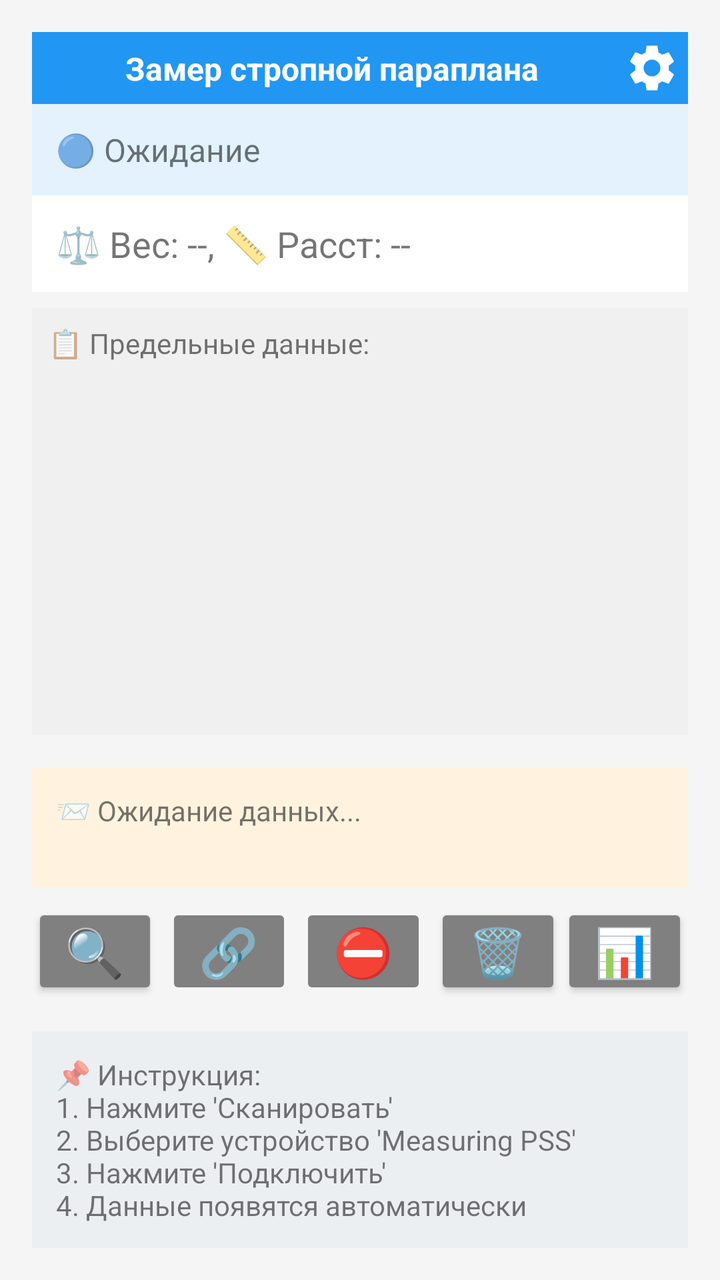
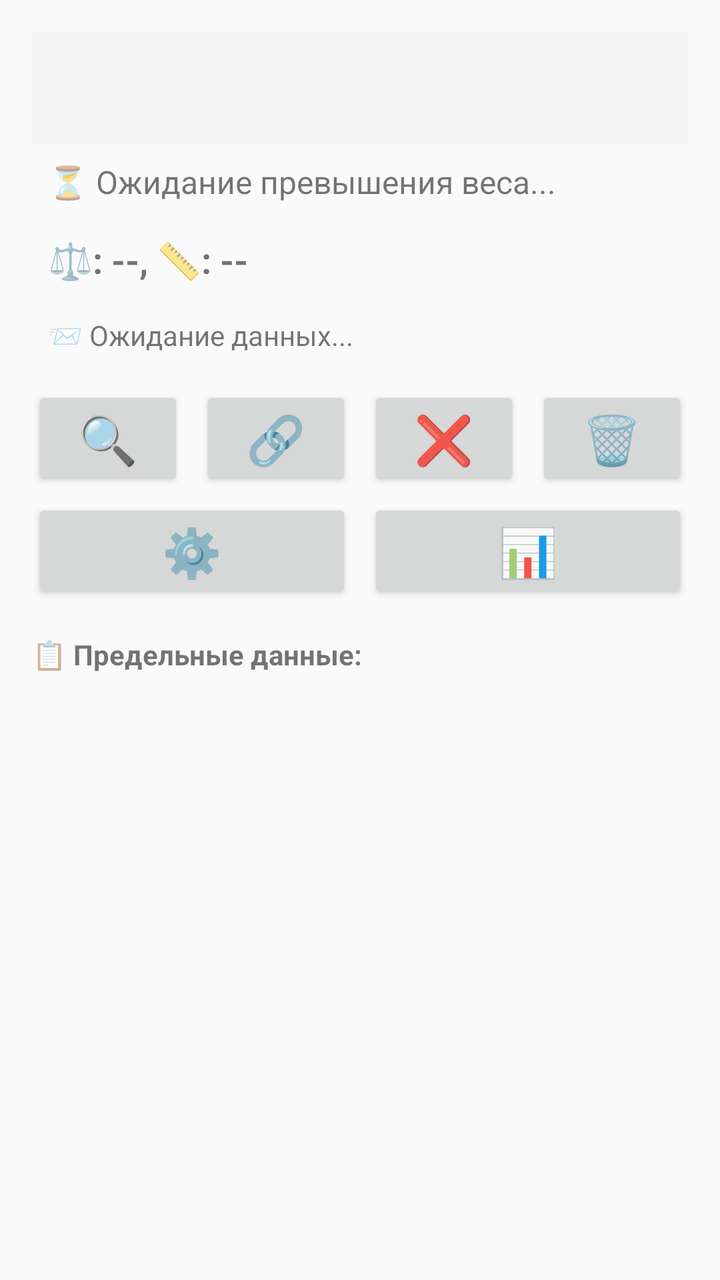

An Android layout rendered at two revisions. The XML below is the earlier revision; the diff shows what the commit changed to produce the second picture.
<!-- AndroidManifest.xml: application theme Theme.AppCompat.Light -->
<!-- res/layout/activity_main.xml -->
<?xml version="1.0" encoding="utf-8"?>
<androidx.constraintlayout.widget.ConstraintLayout xmlns:android="http://schemas.android.com/apk/res/android"
    xmlns:app="http://schemas.android.com/apk/res-auto"
    android:layout_width="match_parent"
    android:layout_height="match_parent"
    android:background="#F5F5F5"
    android:padding="16dp">

    
    <androidx.constraintlayout.widget.ConstraintLayout
        android:id="@+id/titleLayout"
        android:layout_width="0dp"
        android:layout_height="wrap_content"
        android:background="#2196F3"
        android:padding="4dp"
        app:layout_constraintEnd_toEndOf="parent"
        app:layout_constraintStart_toStartOf="parent"
        app:layout_constraintTop_toTopOf="parent">

        <TextView
            android:id="@+id/titleTextView"
            android:layout_width="0dp"
            android:layout_height="wrap_content"
            android:gravity="center"
            android:text="Замер стропной параплана"
            android:textColor="#FFFFFF"
            android:textSize="16sp"
            android:textStyle="bold"
            app:layout_constraintBottom_toBottomOf="parent"
            app:layout_constraintEnd_toStartOf="@+id/btnSettings"
            app:layout_constraintStart_toStartOf="parent"
            app:layout_constraintTop_toTopOf="parent" />

        <Button
            android:id="@+id/btnSettings"
            android:layout_width="28dp"
            android:layout_height="28dp"
            android:background="@drawable/ic_settings"
            android:backgroundTint="#FFFFFF"
            android:contentDescription="Настройки"
            android:minWidth="0dp"
            android:minHeight="0dp"
            android:padding="8dp"
            app:layout_constraintBottom_toBottomOf="parent"
            app:layout_constraintEnd_toEndOf="parent"
            app:layout_constraintTop_toTopOf="parent" />

    </androidx.constraintlayout.widget.ConstraintLayout>

    
    <TextView
        android:id="@+id/tvStatus"
        android:layout_width="0dp"
        android:layout_height="wrap_content"
        android:background="#E3F2FD"
        android:padding="12dp"
        android:text="🔵 Ожидание"
        android:textSize="16sp"
        app:layout_constraintEnd_toEndOf="parent"
        app:layout_constraintStart_toStartOf="parent"
        app:layout_constraintTop_toBottomOf="@id/titleLayout" />

    
    <TextView
        android:id="@+id/tvWeightDistance"
        android:layout_width="0dp"
        android:layout_height="wrap_content"
        android:background="#FFFFFF"
        android:padding="12dp"
        android:text="⚖️ Вес: --, 📏 Расст: --"
        android:textSize="18sp"
        app:layout_constraintEnd_toEndOf="parent"
        app:layout_constraintStart_toStartOf="parent"
        app:layout_constraintTop_toBottomOf="@id/tvStatus" />

    
    <ScrollView
        android:id="@+id/limitDataScrollView"
        android:layout_width="0dp"
        android:layout_height="0dp"
        android:layout_marginTop="8dp"
        android:layout_marginBottom="16dp"
        android:background="#f0f0f0"
        app:layout_constraintBottom_toTopOf="@id/bottomGroup"
        app:layout_constraintEnd_toEndOf="parent"
        app:layout_constraintStart_toStartOf="parent"
        app:layout_constraintTop_toBottomOf="@id/tvWeightDistance">

        <TextView
            android:id="@+id/tvLimitData"
            android:layout_width="match_parent"
            android:layout_height="wrap_content"
            android:minHeight="100dp"
            android:padding="8dp"
            android:text="📋 Предельные данные:"
            android:textSize="14sp" />
    </ScrollView>

    
    <LinearLayout
        android:id="@+id/bottomGroup"
        android:layout_width="0dp"
        android:layout_height="wrap_content"
        android:orientation="vertical"
        app:layout_constraintBottom_toBottomOf="parent"
        app:layout_constraintEnd_toEndOf="parent"
        app:layout_constraintStart_toStartOf="parent">

        
        <TextView
            android:id="@+id/tvRawData"
            android:layout_width="match_parent"
            android:layout_height="wrap_content"
            android:background="#FFF3E0"
            android:minHeight="60dp"
            android:padding="12dp"
            android:text="📨 Ожидание данных..."
            android:textSize="14sp" />

        
        <LinearLayout
            android:layout_width="match_parent"
            android:layout_height="wrap_content"
            android:layout_marginTop="8dp"
            android:orientation="horizontal"
            android:weightSum="5">

            <Button
                android:id="@+id/btnScan"
                android:layout_width="0dp"
                android:layout_height="48dp"
                android:layout_marginEnd="4dp"
                android:layout_weight="1"
                android:backgroundTint="#808080"
                android:padding="4dp"
                android:text="🔍"
                android:textSize="24sp"
                android:textColor="#FFFFFF"
                android:contentDescription="Сканировать" />

            <Button
                android:id="@+id/btnConnect"
                android:layout_width="0dp"
                android:layout_height="48dp"
                android:layout_marginEnd="4dp"
                android:layout_weight="1"
                android:backgroundTint="#808080"
                android:enabled="false"
                android:padding="4dp"
                android:text="🔗"
                android:textSize="24sp"
                android:textColor="#FFFFFF"
                android:contentDescription="Подключить" />

            <Button
                android:id="@+id/btnDisconnect"
                android:layout_width="0dp"
                android:layout_height="48dp"
                android:layout_marginEnd="4dp"
                android:layout_weight="1"
                android:backgroundTint="#808080"
                android:enabled="false"
                android:padding="4dp"
                android:text="⛔"
                android:textSize="24sp"
                android:textColor="#FFFFFF"
                android:contentDescription="Отключить" />

            <Button
                android:id="@+id/btnClear"
                android:layout_width="0dp"
                android:layout_height="48dp"
                android:layout_weight="1"
                android:backgroundTint="#808080"
                android:padding="4dp"
                android:text="🗑️"
                android:textSize="24sp"
                android:textColor="#FFFFFF"
                android:contentDescription="Удалить" />

            <Button
                android:id="@+id/btnDataTable"
                android:layout_width="0dp"
                android:layout_height="48dp"
                android:layout_weight="1"
                android:backgroundTint="#808080"
                android:padding="4dp"
                android:text="📊"
                android:textSize="24sp"
                android:textColor="#FFFFFF"
                android:contentDescription="Данные" />
        </LinearLayout>

        
        <TextView
            android:layout_width="match_parent"
            android:layout_height="wrap_content"
            android:layout_marginTop="16dp"
            android:background="#ECEFF1"
            android:padding="12dp"
            android:text="📌 Инструкция:\n1. Нажмите 'Сканировать'\n2. Выберите устройство 'Measuring PSS'\n3. Нажмите 'Подключить'\n4. Данные появятся автоматически"
            android:textSize="14sp" />
    </LinearLayout>

</androidx.constraintlayout.widget.ConstraintLayout>
<!-- resources referenced by this layout -->
<resources>
  <!-- drawable ic_settings (drawable) -->
  <?xml version="1.0" encoding="utf-8"?>
  <vector xmlns:android="http://schemas.android.com/apk/res/android"
      android:width="24dp"
      android:height="24dp"
      android:viewportWidth="24"
      android:viewportHeight="24">
      <path
          android:fillColor="#000000"
          android:pathData="M19.14,12.94c0.04,-0.3 0.06,-0.61 0.06,-0.94c0,-0.32 -0.02,-0.64 -0.07,-0.94l2.03,-1.58c0.18,-0.14 0.23,-0.41 0.12,-0.61l-1.92,-3.32c-0.12,-0.22 -0.37,-0.29 -0.59,-0.22l-2.39,0.96c-0.5,-0.38 -1.03,-0.7 -1.62,-0.94L14.4,2.81c-0.04,-0.24 -0.24,-0.41 -0.48,-0.41h-3.84c-0.24,0 -0.43,0.17 -0.47,0.41L9.25,5.35C8.66,5.59 8.12,5.92 7.63,6.29L5.24,5.33c-0.22,-0.08 -0.47,0 -0.59,0.22L2.74,8.87C2.62,9.07 2.68,9.34 2.86,9.48l2.03,1.58C4.84,11.36 4.8,11.69 4.8,12s0.02,0.64 0.07,0.94l-2.03,1.58c-0.18,0.14 -0.23,0.41 -0.12,0.61l1.92,3.32c0.12,0.22 0.37,0.29 0.59,0.22l2.39,-0.96c0.5,0.38 1.03,0.7 1.62,0.94l0.36,2.54c0.05,0.24 0.24,0.41 0.48,0.41h3.84c0.24,0 0.44,-0.17 0.47,-0.41l0.36,-2.54c0.59,-0.24 1.13,-0.56 1.62,-0.94l2.39,0.96c0.22,0.08 0.47,0 0.59,-0.22l1.92,-3.32c0.12,-0.22 0.07,-0.47 -0.12,-0.61L19.14,12.94zM12,15.6c-1.98,0 -3.6,-1.62 -3.6,-3.6s1.62,-3.6 3.6,-3.6s3.6,1.62 3.6,3.6S13.98,15.6 12,15.6z"/>
  </vector>
</resources>

<!-- the commit's change to res/layout/activity_main.xml (unified diff, before → after) -->
@@ -1,205 +1,141 @@
 <?xml version="1.0" encoding="utf-8"?>
-<androidx.constraintlayout.widget.ConstraintLayout xmlns:android="http://schemas.android.com/apk/res/android"
+<LinearLayout xmlns:android="http://schemas.android.com/apk/res/android"
     xmlns:app="http://schemas.android.com/apk/res-auto"
     android:layout_width="match_parent"
     android:layout_height="match_parent"
-    android:background="#F5F5F5"
+    android:orientation="vertical"
     android:padding="16dp">
 
-    
-    <androidx.constraintlayout.widget.ConstraintLayout
-        android:id="@+id/titleLayout"
-        android:layout_width="0dp"
-        android:layout_height="wrap_content"
-        android:background="#2196F3"
-        android:padding="4dp"
-        app:layout_constraintEnd_toEndOf="parent"
-        app:layout_constraintStart_toStartOf="parent"
-        app:layout_constraintTop_toTopOf="parent">
-
-        <TextView
-            android:id="@+id/titleTextView"
-            android:layout_width="0dp"
-            android:layout_height="wrap_content"
-            android:gravity="center"
-            android:text="Замер стропной параплана"
-            android:textColor="#FFFFFF"
-            android:textSize="16sp"
-            android:textStyle="bold"
-            app:layout_constraintBottom_toBottomOf="parent"
-            app:layout_constraintEnd_toStartOf="@+id/btnSettings"
-            app:layout_constraintStart_toStartOf="parent"
-            app:layout_constraintTop_toTopOf="parent" />
-
-        <Button
-            android:id="@+id/btnSettings"
-            android:layout_width="28dp"
-            android:layout_height="28dp"
-            android:background="@drawable/ic_settings"
-            android:backgroundTint="#FFFFFF"
-            android:contentDescription="Настройки"
-            android:minWidth="0dp"
-            android:minHeight="0dp"
-            android:padding="8dp"
-            app:layout_constraintBottom_toBottomOf="parent"
-            app:layout_constraintEnd_toEndOf="parent"
-            app:layout_constraintTop_toTopOf="parent" />
-
-    </androidx.constraintlayout.widget.ConstraintLayout>
+    <androidx.appcompat.widget.Toolbar
+        android:id="@+id/toolbar"
+        android:layout_width="match_parent"
+        android:layout_height="?attr/actionBarSize"
+        android:background="?attr/colorPrimary"
+        android:theme="@style/ThemeOverlay.AppCompat.Dark.ActionBar"
+        app:popupTheme="@style/ThemeOverlay.AppCompat.Light" />
 
     
     <TextView
         android:id="@+id/tvStatus"
-        android:layout_width="0dp"
+        android:layout_width="match_parent"
         android:layout_height="wrap_content"
-        android:background="#E3F2FD"
-        android:padding="12dp"
-        android:text="🔵 Ожидание"
+        android:text="⏳ Ожидание превышения веса..."
         android:textSize="16sp"
-        app:layout_constraintEnd_toEndOf="parent"
-        app:layout_constraintStart_toStartOf="parent"
-        app:layout_constraintTop_toBottomOf="@id/titleLayout" />
+        android:padding="8dp" />
 
     
     <TextView
         android:id="@+id/tvWeightDistance"
-        android:layout_width="0dp"
+        android:layout_width="match_parent"
         android:layout_height="wrap_content"
-        android:background="#FFFFFF"
-        android:padding="12dp"
-        android:text="⚖️ Вес: --, 📏 Расст: --"
+        android:text="⚖️: --, 📏: --"
         android:textSize="18sp"
-        app:layout_constraintEnd_toEndOf="parent"
-        app:layout_constraintStart_toStartOf="parent"
-        app:layout_constraintTop_toBottomOf="@id/tvStatus" />
+        android:padding="8dp"
+        android:textStyle="bold" />
 
     
-    <ScrollView
-        android:id="@+id/limitDataScrollView"
-        android:layout_width="0dp"
-        android:layout_height="0dp"
-        android:layout_marginTop="8dp"
-        android:layout_marginBottom="16dp"
-        android:background="#f0f0f0"
-        app:layout_constraintBottom_toTopOf="@id/bottomGroup"
-        app:layout_constraintEnd_toEndOf="parent"
-        app:layout_constraintStart_toStartOf="parent"
-        app:layout_constraintTop_toBottomOf="@id/tvWeightDistance">
-
-        <TextView
-            android:id="@+id/tvLimitData"
-            android:layout_width="match_parent"
-            android:layout_height="wrap_content"
-            android:minHeight="100dp"
-            android:padding="8dp"
-            android:text="📋 Предельные данные:"
-            android:textSize="14sp" />
-    </ScrollView>
+    <TextView
+        android:id="@+id/tvRawData"
+        android:layout_width="match_parent"
+        android:layout_height="wrap_content"
+        android:text="📨 Ожидание данных..."
+        android:textSize="14sp"
+        android:padding="8dp"
+        android:maxLines="2"
+        android:ellipsize="end" />
 
     
     <LinearLayout
-        android:id="@+id/bottomGroup"
-        android:layout_width="0dp"
+        android:layout_width="match_parent"
         android:layout_height="wrap_content"
-        android:orientation="vertical"
-        app:layout_constraintBottom_toBottomOf="parent"
-        app:layout_constraintEnd_toEndOf="parent"
-        app:layout_constraintStart_toStartOf="parent">
+        android:orientation="horizontal"
+        android:layout_marginTop="8dp">
 
-        
-        <TextView
-            android:id="@+id/tvRawData"
+        <Button
+            android:id="@+id/btnScan"
+            android:layout_width="0dp"
+            android:layout_height="wrap_content"
+            android:layout_weight="1"
+            android:text="🔍"
+            android:textSize="24sp"
+            android:layout_marginEnd="4dp" />
+
+        <Button
+            android:id="@+id/btnConnect"
+            android:layout_width="0dp"
+            android:layout_height="wrap_content"
+            android:layout_weight="1"
+            android:text="🔗"
+            android:textSize="24sp"
+            android:layout_marginStart="4dp"
+            android:layout_marginEnd="4dp" />
+
+        <Button
+            android:id="@+id/btnDisconnect"
+            android:layout_width="0dp"
+            android:layout_height="wrap_content"
+            android:layout_weight="1"
+            android:text="❌"
+            android:textSize="24sp"
+            android:layout_marginStart="4dp"
+            android:layout_marginEnd="4dp" />
+
+        <Button
+            android:id="@+id/btnClear"
+            android:layout_width="0dp"
+            android:layout_height="wrap_content"
+            android:layout_weight="1"
+            android:text="🗑️"
+            android:textSize="24sp"
+            android:layout_marginStart="4dp" />
+    </LinearLayout>
+
+    <LinearLayout
+        android:layout_width="match_parent"
+        android:layout_height="wrap_content"
+        android:orientation="horizontal"
+        android:layout_marginTop="4dp">
+
+        <Button
+            android:id="@+id/btnSettings"
+            android:layout_width="0dp"
+            android:layout_height="wrap_content"
+            android:layout_weight="1"
+            android:text="⚙️"
+            android:textSize="24sp"
+            android:layout_marginEnd="4dp" />
+
+        <Button
+            android:id="@+id/btnDataTable"
+            android:layout_width="0dp"
+            android:layout_height="wrap_content"
+            android:layout_weight="1"
+            android:text="📊"
+            android:textSize="24sp"
+            android:layout_marginStart="4dp" />
+    </LinearLayout>
+
+    
+    <TextView
+        android:layout_width="match_parent"
+        android:layout_height="wrap_content"
+        android:text="📋 Предельные данные:"
+        android:textStyle="bold"
+        android:layout_marginTop="16dp" />
+
+    <ScrollView
+        android:id="@+id/limitDataScrollView"
+        android:layout_width="match_parent"
+        android:layout_height="0dp"
+        android:layout_weight="1"
+        android:fillViewport="true">
+
+        <TableLayout
+            android:id="@+id/tableLimitData"
             android:layout_width="match_parent"
             android:layout_height="wrap_content"
-            android:background="#FFF3E0"
-            android:minHeight="60dp"
-            android:padding="12dp"
-            android:text="📨 Ожидание данных..."
-            android:textSize="14sp" />
+            android:stretchColumns="*" />
 
-        
-        <LinearLayout
-            android:layout_width="match_parent"
-            android:layout_height="wrap_content"
-            android:layout_marginTop="8dp"
-            android:orientation="horizontal"
-            android:weightSum="5">
+    </ScrollView>
 
-            <Button
-                android:id="@+id/btnScan"
-                android:layout_width="0dp"
-                android:layout_height="48dp"
-                android:layout_marginEnd="4dp"
-                android:layout_weight="1"
-                android:backgroundTint="#808080"
-                android:padding="4dp"
-                android:text="🔍"
-                android:textSize="24sp"
-                android:textColor="#FFFFFF"
-                android:contentDescription="Сканировать" />
-
-            <Button
-                android:id="@+id/btnConnect"
-                android:layout_width="0dp"
-                android:layout_height="48dp"
-                android:layout_marginEnd="4dp"
-                android:layout_weight="1"
-                android:backgroundTint="#808080"
-                android:enabled="false"
-                android:padding="4dp"
-                android:text="🔗"
-                android:textSize="24sp"
-                android:textColor="#FFFFFF"
-                android:contentDescription="Подключить" />
-
-            <Button
-                android:id="@+id/btnDisconnect"
-                android:layout_width="0dp"
-                android:layout_height="48dp"
-                android:layout_marginEnd="4dp"
-                android:layout_weight="1"
-                android:backgroundTint="#808080"
-                android:enabled="false"
-                android:padding="4dp"
-                android:text="⛔"
-                android:textSize="24sp"
-                android:textColor="#FFFFFF"
-                android:contentDescription="Отключить" />
-
-            <Button
-                android:id="@+id/btnClear"
-                android:layout_width="0dp"
-                android:layout_height="48dp"
-                android:layout_weight="1"
-                android:backgroundTint="#808080"
-                android:padding="4dp"
-                android:text="🗑️"
-                android:textSize="24sp"
-                android:textColor="#FFFFFF"
-                android:contentDescription="Удалить" />
-
-            <Button
-                android:id="@+id/btnDataTable"
-                android:layout_width="0dp"
-                android:layout_height="48dp"
-                android:layout_weight="1"
-                android:backgroundTint="#808080"
-                android:padding="4dp"
-                android:text="📊"
-                android:textSize="24sp"
-                android:textColor="#FFFFFF"
-                android:contentDescription="Данные" />
-        </LinearLayout>
-
-        
-        <TextView
-            android:layout_width="match_parent"
-            android:layout_height="wrap_content"
-            android:layout_marginTop="16dp"
-            android:background="#ECEFF1"
-            android:padding="12dp"
-            android:text="📌 Инструкция:\n1. Нажмите 'Сканировать'\n2. Выберите устройство 'Measuring PSS'\n3. Нажмите 'Подключить'\n4. Данные появятся автоматически"
-            android:textSize="14sp" />
-    </LinearLayout>
-
-</androidx.constraintlayout.widget.ConstraintLayout>
+</LinearLayout>
<!-- resource entries referenced after the edit -->
@@ -1,15 +1,5 @@
 <!-- resources referenced by this layout -->
 <resources>
-  <!-- drawable ic_settings (drawable) -->
-  <?xml version="1.0" encoding="utf-8"?>
-  <vector xmlns:android="http://schemas.android.com/apk/res/android"
-      android:width="24dp"
-      android:height="24dp"
-      android:viewportWidth="24"
-      android:viewportHeight="24">
-      <path
-          android:fillColor="#000000"
-          android:pathData="M19.14,12.94c0.04,-0.3 0.06,-0.61 0.06,-0.94c0,-0.32 -0.02,-0.64 -0.07,-0.94l2.03,-1.58c0.18,-0.14 0.23,-0.41 0.12,-0.61l-1.92,-3.32c-0.12,-0.22 -0.37,-0.29 -0.59,-0.22l-2.39,0.96c-0.5,-0.38 -1.03,-0.7 -1.62,-0.94L14.4,2.81c-0.04,-0.24 -0.24,-0.41 -0.48,-0.41h-3.84c-0.24,0 -0.43,0.17 -0.47,0.41L9.25,5.35C8.66,5.59 8.12,5.92 7.63,6.29L5.24,5.33c-0.22,-0.08 -0.47,0 -0.59,0.22L2.74,8.87C2.62,9.07 2.68,9.34 2.86,9.48l2.03,1.58C4.84,11.36 4.8,11.69 4.8,12s0.02,0.64 0.07,0.94l-2.03,1.58c-0.18,0.14 -0.23,0.41 -0.12,0.61l1.92,3.32c0.12,0.22 0.37,0.29 0.59,0.22l2.39,-0.96c0.5,0.38 1.03,0.7 1.62,0.94l0.36,2.54c0.05,0.24 0.24,0.41 0.48,0.41h3.84c0.24,0 0.44,-0.17 0.47,-0.41l0.36,-2.54c0.59,-0.24 1.13,-0.56 1.62,-0.94l2.39,0.96c0.22,0.08 0.47,0 0.59,-0.22l1.92,-3.32c0.12,-0.22 0.07,-0.47 -0.12,-0.61L19.14,12.94zM12,15.6c-1.98,0 -3.6,-1.62 -3.6,-3.6s1.62,-3.6 3.6,-3.6s3.6,1.62 3.6,3.6S13.98,15.6 12,15.6z"/>
-  </vector>
+
 </resources>
 
